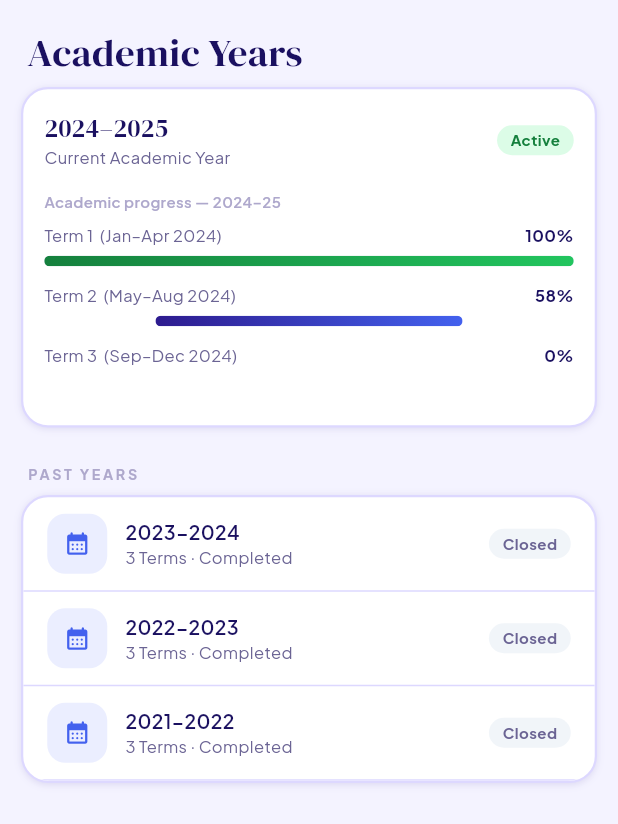
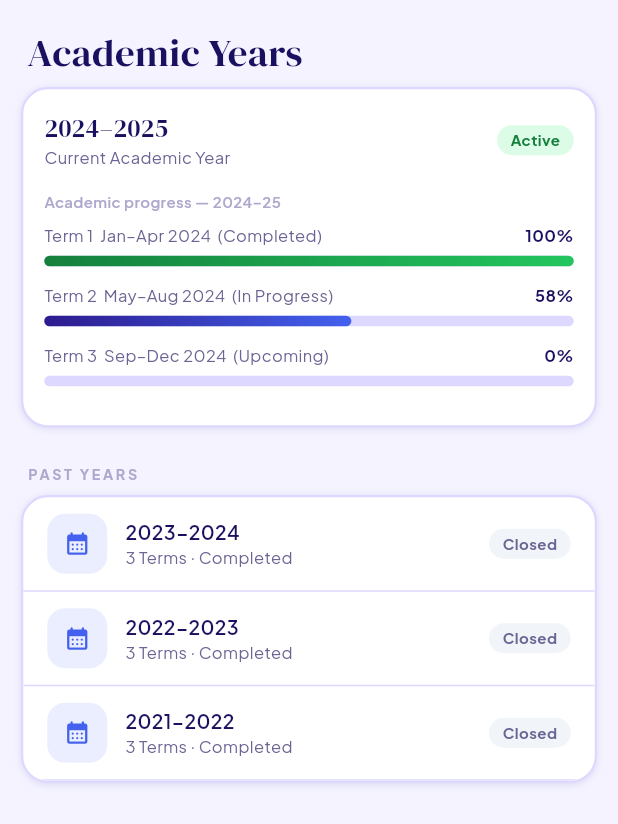
Before and after one commit to Skeletor-Pirate/portal, a Flutter app: the _Academic widget shown alone on an empty page, opened directly, on a phone screen of 412 x 824 dp. Shown: the top 824 px of the screen. Run offline on Flutter 3.47's test engine with Material 3 defaults, Android fonts, the phone set to English and light mode, and no system bars; our stand-ins replace google_fonts; accounts and stored records are empty.

Commit message:
Fixed UI issues

```diff
--- a/lib/screens/admin/admin_pages.dart
+++ b/lib/screens/admin/admin_pages.dart
@@ -81,7 +81,7 @@ class _DashboardState extends State<_Dashboard> {
         StatItem(icon: Icons.school_rounded,      iconBg: AppColors.blueLight,  iconColor: AppColors.blue,  val: _fmt(_studentCount), label: 'Students',   delta: 5),
         StatItem(icon: Icons.menu_book_rounded,   iconBg: AppColors.tealLight,  iconColor: AppColors.teal,  val: '$_teacherCount',    label: 'Teachers',   delta: 2),
         StatItem(icon: Icons.group_rounded,       iconBg: AppColors.greenLight, iconColor: AppColors.green, val: _fmt(_parentCount),  label: 'Parents',    delta: 0),
-        StatItem(icon: Icons.fact_check_rounded,  iconBg: AppColors.amberLight, iconColor: AppColors.amber, val: '94%',               label: 'Attendance (Term 2)', delta: 1),
+        StatItem(icon: Icons.fact_check_rounded,  iconBg: AppColors.amberLight, iconColor: AppColors.amber, val: '94%',               label: 'Student Attendance · Today', delta: 1),
       ]),
       secLabel('Quick Actions'),
       actionGrid([
@@ -387,9 +387,9 @@ class _Academic extends StatelessWidget {
         padding: const EdgeInsets.only(bottom: 8),
         child: Text('Academic progress — 2024–25', style: GoogleFonts.plusJakartaSans(fontSize: 10, color: AppColors.text4, fontWeight: FontWeight.w600)),
       ),
-      ProgressBar(label: 'Term 1  (Jan–Apr 2024)', value: 100, gradient: greenGrad()),
-      ProgressBar(label: 'Term 2  (May–Aug 2024)', value: 58,  gradient: blueGrad()),
-      ProgressBar(label: 'Term 3  (Sep–Dec 2024)', value: 0,   gradient: amberGrad()),
+      ProgressBar(label: 'Term 1  Jan–Apr 2024  (Completed)', value: 100, gradient: greenGrad()),
+      ProgressBar(label: 'Term 2  May–Aug 2024  (In Progress)', value: 58,  gradient: blueGrad()),
+      ProgressBar(label: 'Term 3  Sep–Dec 2024  (Upcoming)',   value: 0,   gradient: amberGrad()),
     ]))),
     secLabel('Past Years'),
     appCard(Column(children: [
--- a/lib/widgets/builders.dart
+++ b/lib/widgets/builders.dart
@@ -269,7 +269,7 @@ class _ProgressBarState extends State<ProgressBar> with SingleTickerProviderStat
   @override
   Widget build(BuildContext context) => Padding(
         padding: const EdgeInsets.only(bottom: 12),
-        child: Column(children: [
+        child: Column(crossAxisAlignment: CrossAxisAlignment.start, children: [
           Row(mainAxisAlignment: MainAxisAlignment.spaceBetween, children: [
             Text(widget.label,
                 style: GoogleFonts.plusJakartaSans(fontSize: 11, color: AppColors.text3)),
@@ -278,19 +278,36 @@ class _ProgressBarState extends State<ProgressBar> with SingleTickerProviderStat
                     fontSize: 11, fontWeight: FontWeight.w700, color: AppColors.text1)),
           ]),
           const SizedBox(height: 5),
-          ClipRRect(
-            borderRadius: BorderRadius.circular(rFull),
-            child: Container(
-              height: 7,
-              color: AppColors.border,
-              child: AnimatedBuilder(
-                animation: _anim,
-                builder: (_, __) => FractionallySizedBox(
-                  alignment: Alignment.centerLeft,
-                  widthFactor: _anim.value * widget.value / 100,
-                  child: Container(decoration: BoxDecoration(gradient: widget.gradient)),
+          // Track — explicit SizedBox forces full width so fill always starts at 0%
+          SizedBox(
+            height: 7,
+            width: double.infinity,
+            child: Stack(
+              children: [
+                // Background track
+                Positioned.fill(
+                  child: Container(
+                    decoration: BoxDecoration(
+                      color: AppColors.border,
+                      borderRadius: BorderRadius.circular(rFull),
+                    ),
+                  ),
                 ),
-              ),
+                // Animated fill — always starts from left edge (0%)
+                AnimatedBuilder(
+                  animation: _anim,
+                  builder: (_, __) => FractionallySizedBox(
+                    alignment: Alignment.centerLeft,
+                    widthFactor: (_anim.value * widget.value / 100).clamp(0.0, 1.0),
+                    child: Container(
+                      decoration: BoxDecoration(
+                        gradient: widget.gradient,
+                        borderRadius: BorderRadius.circular(rFull),
+                      ),
+                    ),
+                  ),
+                ),
+              ],
             ),
           ),
         ]),
```
Also changed, not shown: lib/screens/accountant/accountant_pages.dart (+4 -4 lines), lib/screens/parent/parent_pages.dart (+5 -5 lines), lib/screens/teacher/teacher_pages.dart (+7 -7 lines).
